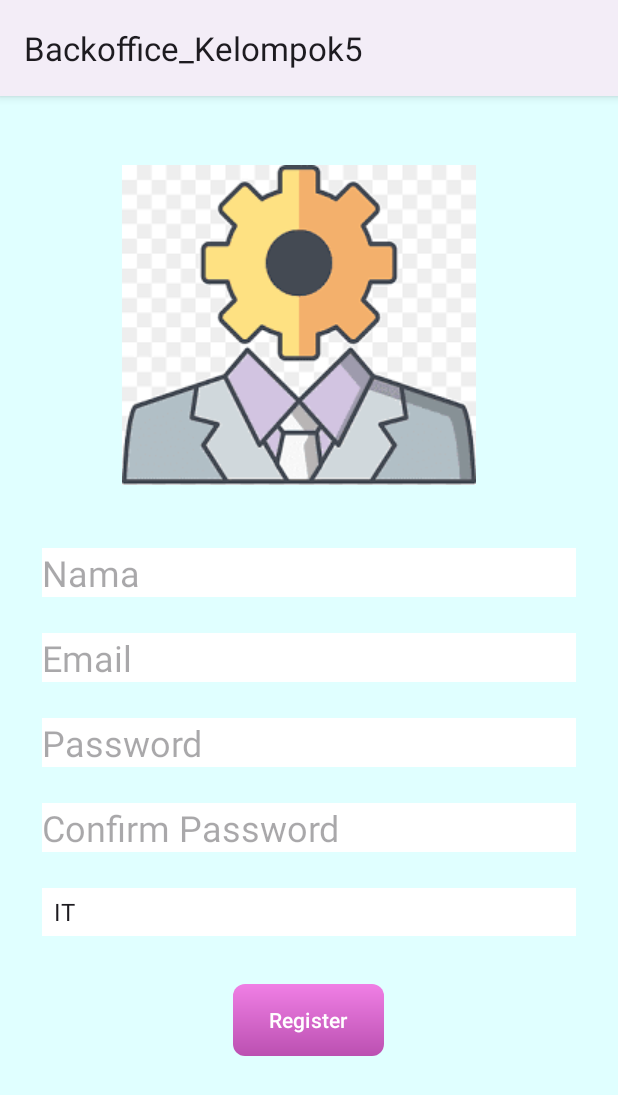
After one commit to AngwenNatasia/Backkoffice, an Android app: the Register screen opened directly, with no data from a screen before it, on a phone screen of 412 x 824 dp. The commit adds this screen. Shown: the top 1095 px of the screen. Run offline under Robolectric (Android 15) with nearby library versions, the phone set to English and light mode, and no system bars; our stand-ins replace Firebase (no records; nobody signed in at launch, a user with empty details on screens opened directly).

Commit message:
update halaman auth & admin

```diff
--- a/app/src/main/AndroidManifest.xml
+++ b/app/src/main/AndroidManifest.xml
@@ -24,6 +24,7 @@
         </activity>
         <activity android:name=".MainActivityKaryawan" />
         <activity android:name=".Login" />
+        <activity android:name=".Register" />
         <activity android:name=".Admin" />
         <activity android:name=".HalamanJadwal" />
         <activity android:name=".HalamanManajemenData" />
--- a/app/src/main/java/com/example/backoffice_kelompok5/Karyawan.kt
+++ b/app/src/main/java/com/example/backoffice_kelompok5/Karyawan.kt
@@ -1,4 +1,6 @@
 package com.example.backoffice_kelompok5
+
+import java.util.Date
 
 data class Karyawan(
     val id: String,
@@ -7,6 +9,8 @@ data class Karyawan(
     val jabatan: String,
     val departemen: String,
     val jenisKelamin: String,
+    val noHP: String,
+    val tglGabung: Date
 ) {
-    constructor() : this("", "", "", "", "", "")
+    constructor() : this("", "", "", "", "", "", "", Date())
 }
--- /dev/null
+++ b/app/src/main/java/com/example/backoffice_kelompok5/Register.kt
@@ -0,0 +1,70 @@
+package com.example.backoffice_kelompok5
+
+import android.os.Bundle
+import android.widget.*
+import androidx.appcompat.app.AppCompatActivity
+import com.google.firebase.database.FirebaseDatabase
+
+class Register: AppCompatActivity() {
+    private val database = FirebaseDatabase.getInstance().reference
+
+    override fun onCreate(savedInstanceState: Bundle?) {
+        super.onCreate(savedInstanceState)
+        setContentView(R.layout.activity_register)
+
+        // Referensi ke View
+        val resNama = findViewById<EditText>(R.id.res_Nama)
+        val resEmail = findViewById<EditText>(R.id.res_Email)
+        val resPassword = findViewById<EditText>(R.id.res_Password)
+        val resConfirmPassword = findViewById<EditText>(R.id.res_ConfirmPassword)
+        val resDivisi = findViewById<Spinner>(R.id.res_Divisi)
+        val btnRegister = findViewById<Button>(R.id.btnRegister)
+
+        // Spinner Divisi
+        val divisiOptions = listOf("IT", "Administrator", "Kepegawaian")
+        val adapter = ArrayAdapter(this, android.R.layout.simple_spinner_item, divisiOptions)
+        adapter.setDropDownViewResource(android.R.layout.simple_spinner_dropdown_item)
+        resDivisi.adapter = adapter
+
+        btnRegister.setOnClickListener {
+            val nama = resNama.text.toString().trim()
+            val email = resEmail.text.toString().trim()
+            val password = resPassword.text.toString().trim()
+            val confirmPassword = resConfirmPassword.text.toString().trim()
+            val divisi = resDivisi.selectedItem.toString()
+
+            if (nama.isEmpty() || email.isEmpty() || password.isEmpty() || confirmPassword.isEmpty() || divisi.isEmpty()) {
+                Toast.makeText(this, "Semua field harus diisi!", Toast.LENGTH_SHORT).show()
+                return@setOnClickListener
+            }
+
+            if (password != confirmPassword) {
+                Toast.makeText(this, "Password dan Confirm Password tidak sesuai!", Toast.LENGTH_SHORT).show()
+                return@setOnClickListener
+            }
+
+            registerUser(nama, email, password, divisi)
+        }
+    }
+
+    private fun registerUser(nama: String, email: String, password: String, divisi: String) {
+        // Role berdasarkan divisi
+        val role = if (divisi == "IT" || divisi == "Administrator") "admin" else "user"
+
+        // Generate ID pengguna secara manual
+        val userId = database.child("auth").push().key ?: return
+
+        // Buat objek auth
+        val auth = Auth(userId, nama, email, password, divisi, role)
+
+        // Simpan data ke Firebase Database
+        database.child("auth").child(userId).setValue(auth)
+            .addOnSuccessListener {
+                Toast.makeText(this, "Registrasi berhasil!", Toast.LENGTH_SHORT).show()
+                finish() // Tutup aktivitas
+            }
+            .addOnFailureListener {
+                Toast.makeText(this, "Gagal menyimpan data ke database!", Toast.LENGTH_SHORT).show()
+            }
+    }
+}
--- /dev/null
+++ b/app/src/main/res/layout/activity_register.xml
@@ -0,0 +1,90 @@
+<?xml version="1.0" encoding="utf-8"?>
+<ScrollView xmlns:android="http://schemas.android.com/apk/res/android"
+    xmlns:app="http://schemas.android.com/apk/res-auto"
+    android:layout_width="match_parent"
+    android:layout_height="match_parent"
+    android:background="#E0FFFF"
+    android:fillViewport="true">
+
+    <LinearLayout
+        android:orientation="vertical"
+        android:layout_width="match_parent"
+        android:layout_height="wrap_content"
+        android:padding="16dp">
+
+        <ImageView
+            android:layout_width="wrap_content"
+            android:layout_height="wrap_content"
+            android:layout_marginTop="30dp"
+            android:layout_marginStart="65dp"
+            android:layout_marginEnd="65dp"
+            android:layout_marginBottom="30dp"
+            android:src="@drawable/admin" />
+
+        <EditText
+            android:id="@+id/res_Nama"
+            android:layout_width="match_parent"
+            android:layout_height="wrap_content"
+            android:textSize="24sp"
+            android:layout_margin="12dp"
+            android:hint="Nama"
+            android:inputType="text"
+            android:layout_gravity="center"
+            android:background="@color/white" />
+
+        <EditText
+            android:id="@+id/res_Email"
+            android:layout_width="match_parent"
+            android:layout_height="wrap_content"
+            android:textSize="24sp"
+            android:layout_margin="12dp"
+            android:hint="Email"
+            android:inputType="textEmailAddress"
+            android:layout_gravity="center"
+            android:background="@color/white" />
+
+        <EditText
+            android:id="@+id/res_Password"
+            android:layout_width="match_parent"
+            android:layout_height="wrap_content"
+            android:textSize="24sp"
+            android:layout_margin="12dp"
+            android:hint="Password"
+            android:inputType="textPassword"
+            android:layout_gravity="center"
+            android:background="@color/white" />
+
+        <EditText
+            android:id="@+id/res_ConfirmPassword"
+            android:layout_width="match_parent"
+            android:layout_height="wrap_content"
+            android:textSize="24sp"
+            android:layout_margin="12dp"
+            android:hint="Confirm Password"
+            android:inputType="textPassword"
+            android:layout_gravity="center"
+            android:background="@color/white" />
+
+        <Spinner
+            android:id="@+id/res_Divisi"
+            android:layout_width="match_parent"
+            android:layout_height="32dp"
+            android:layout_gravity="center"
+            android:layout_margin="12dp"
+            android:background="@color/white"
+            android:hint="Divisi"
+            android:inputType="text"
+            android:textSize="24sp" />
+
+        <Button
+            android:id="@+id/btnRegister"
+            android:layout_width="wrap_content"
+            android:layout_height="wrap_content"
+            android:layout_marginTop="20dp"
+            app:backgroundTint="@null"
+            android:background="@drawable/gradient_button"
+            android:textColor="#FFFFFF"
+            android:text="Register"
+            android:layout_gravity="center"/>
+    </LinearLayout>
+</ScrollView>
```
Also changed, not shown: app/src/main/java/com/example/backoffice_kelompok5/Auth.kt (added, +12 -0 lines), app/src/main/java/com/example/backoffice_kelompok5/Login.kt (+60 -8 lines), app/src/main/java/com/example/backoffice_kelompok5/MainActivity.kt (+5 -5 lines), app/src/main/java/com/example/backoffice_kelompok5/TambahKaryawan.kt (+26 -5 lines), app/src/main/java/com/example/backoffice_kelompok5/UpdateKaryawan.kt (+28 -6 lines), app/src/main/res/layout/activity_login.xml (+12 -0 lines), app/src/main/res/layout/activity_main.xml (+4 -4 lines), app/src/main/res/layout/activity_tambah_karyawan.xml (+31 -3 lines), app/src/main/res/layout/activity_update_karyawan.xml (+32 -4 lines).
